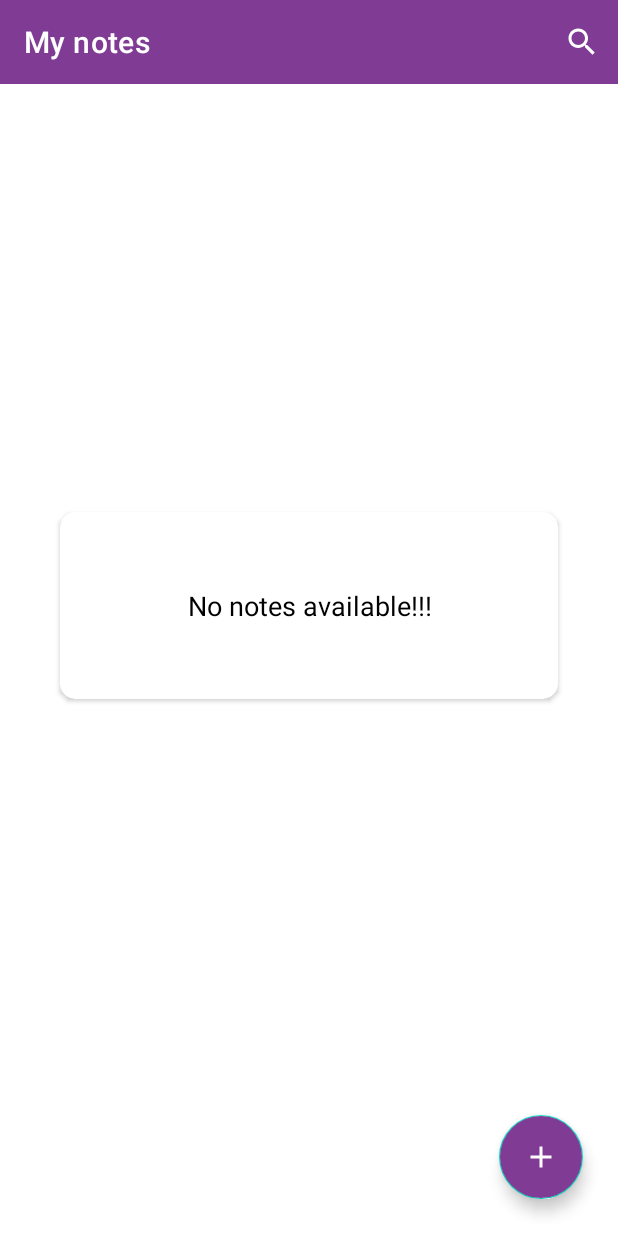
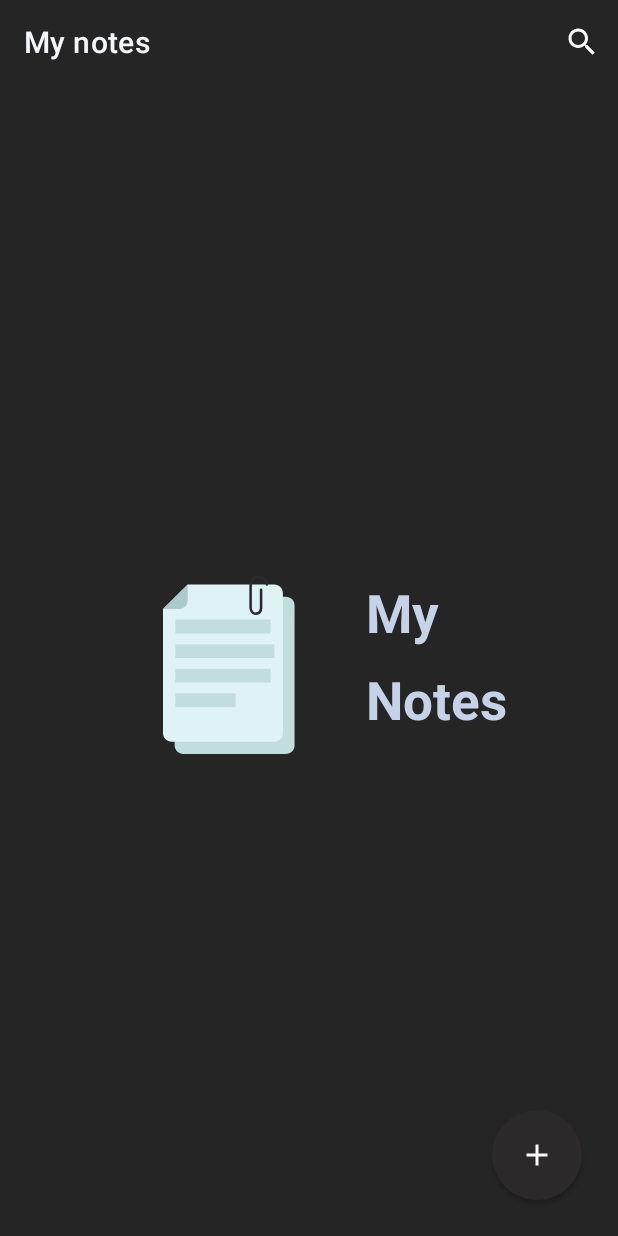
Before and after one commit to Sadulla-Dev/MyNotes, an Android app: the screen it shows after launch (MainActivity), on a phone screen of 412 x 824 dp. Run offline under Robolectric (Android 15) with nearby library versions, the light colour scheme and no system bars; our stand-ins replace Room's generated code.

Commit message:
added design and fixed problem

```diff
--- a/app/build.gradle
+++ b/app/build.gradle
@@ -65,6 +65,9 @@ dependencies {
     implementation "androidx.navigation:navigation-ui-ktx:2.3.5"
     implementation "androidx.navigation:navigation-dynamic-features-fragment:2.3.5"
 
+    //lottie animation
+    def lottieVersion = "3.4.0"
+    implementation "com.airbnb.android:lottie:$lottieVersion"
 
 
 }
--- a/app/src/main/java/com/intentsoft/mynotes/fragments/HomeFragment.kt
+++ b/app/src/main/java/com/intentsoft/mynotes/fragments/HomeFragment.kt
@@ -80,7 +80,7 @@ class HomeFragment : Fragment(R.layout.fragment_home), SearchView.OnQueryTextLis
         menu.clear()
         inflater.inflate(R.menu.home_menu, menu)
         val mMenuSearch = menu.findItem(R.id.menu_search).actionView as SearchView
-        mMenuSearch.isSubmitButtonEnabled = true
+        mMenuSearch.isSubmitButtonEnabled = false
         mMenuSearch.setOnQueryTextListener(this)
 
     }
--- a/app/src/main/java/com/intentsoft/mynotes/model/Note.kt
+++ b/app/src/main/java/com/intentsoft/mynotes/model/Note.kt
@@ -11,5 +11,6 @@ data class Note(
      @PrimaryKey(autoGenerate = true )
      val id: Int,
      val nateTitle: String,
-     val noteBody: String
+     val noteBody: String,
+     val noteTime: String,
 ): Parcelable
--- a/app/src/main/res/layout/activity_main.xml
+++ b/app/src/main/res/layout/activity_main.xml
@@ -12,6 +12,9 @@
         android:layout_width="match_parent"
         android:layout_height="wrap_content"
         android:background="?attr/colorPrimary"
+        app:title="My notes"
+        app:titleMargin="4dp"
+        app:titleTextColor="@color/Gray"
         android:minHeight="?attr/actionBarSize"
         android:theme="@style/CustomToolbarStyle"
         app:layout_constraintEnd_toEndOf="parent"
--- a/app/src/main/res/layout/fragment_home.xml
+++ b/app/src/main/res/layout/fragment_home.xml
@@ -5,24 +5,45 @@
     android:layout_width="match_parent"
     android:layout_height="match_parent"
     android:padding="8dp"
-    tools:context=".fragments.HomeFragment">
+    tools:context=".fragments.HomeFragment"
+    android:background="@color/colorPrimary">
 
-    <com.google.android.material.floatingactionbutton.FloatingActionButton
+
+
+    <androidx.cardview.widget.CardView
         android:id="@+id/fabAddNote"
-        android:layout_width="wrap_content"
-        android:layout_height="wrap_content"
+        android:layout_width="60dp"
+        android:layout_height="60dp"
+        android:layout_marginEnd="16dp"
+        android:layout_marginBottom="16dp"
+        android:backgroundTint="#2B2929"
+        app:cardCornerRadius="30dp"
         android:clickable="true"
-        android:src="@drawable/add_24"
-        android:backgroundTint="@color/colorPrimary"
-        android:background="@color/colorPrimary"
-        android:tintMode="@color/white"
+        app:cardElevation="2dp"
         app:layout_constraintBottom_toBottomOf="parent"
-        app:layout_constraintEnd_toEndOf="parent"
-        app:layout_constraintHorizontal_bias="0.954"
-        app:layout_constraintStart_toStartOf="parent"
-        app:layout_constraintTop_toTopOf="parent"
-        app:layout_constraintVertical_bias="0.976"
-        tools:ignore="MissingConstraints" />
+        app:layout_constraintEnd_toEndOf="parent">
+
+        <LinearLayout
+            android:layout_width="match_parent"
+            android:layout_height="match_parent"
+            android:gravity="center">
+
+            <ImageView
+                android:layout_width="wrap_content"
+                android:layout_height="wrap_content"
+                android:src="@drawable/add_24"
+                android:tintMode="@color/Gray"
+                tools:layout_editor_absoluteX="224dp"
+                tools:layout_editor_absoluteY="618dp" />
+        </LinearLayout>
+
+
+    </androidx.cardview.widget.CardView>
+
+
+
+
+
 
     <androidx.recyclerview.widget.RecyclerView
         android:id="@+id/recyclerView"
@@ -39,25 +60,63 @@
         android:layout_width="match_parent"
         android:layout_height="wrap_content"
         android:layout_gravity="center"
-        android:backgroundTint="@color/white"
-        android:elevation="10dp"
+        android:layout_margin="32dp"
+        android:backgroundTint="@color/colorPrimary"
+        android:elevation="0dp"
         app:cardCornerRadius="10dp"
-        android:layout_margin="32dp"
         app:layout_behavior="@string/appbar_scrolling_view_behavior"
         app:layout_constraintBottom_toTopOf="@+id/fabAddNote"
         app:layout_constraintEnd_toEndOf="parent"
         app:layout_constraintStart_toStartOf="parent"
-        app:layout_constraintTop_toTopOf="parent">
+        app:layout_constraintTop_toTopOf="parent"
+        app:layout_constraintVertical_bias="0.585">
 
-        <TextView
-            android:id="@+id/tv_no_note_available"
-            android:layout_width="match_parent"
+
+        <LinearLayout
+            android:layout_width="wrap_content"
             android:layout_height="wrap_content"
-            android:gravity="center"
-            android:padding="50dp"
-            android:text="No notes available!!!"
-            android:textColor="@color/black"
-            android:textSize="18sp" />
+            android:orientation="horizontal"
+            android:layout_gravity="center_horizontal"
+            tools:ignore="MissingConstraints">
+
+
+            <com.airbnb.lottie.LottieAnimationView
+                android:id="@+id/animationView"
+                android:layout_width="170dp"
+                android:layout_height="193dp"
+                app:lottie_rawRes="@raw/note"
+                app:lottie_autoPlay="true"
+                app:lottie_loop="true"/>
+
+
+            <LinearLayout
+                android:layout_width="wrap_content"
+                android:layout_height="match_parent"
+                android:orientation="vertical"
+                android:gravity="center">
+
+                <TextView
+                    android:layout_width="wrap_content"
+                    android:layout_height="wrap_content"
+                    android:text="My"
+                    android:textStyle="bold"
+                    android:textColor="#C5D2E7"
+                    android:layout_gravity="start"
+                    android:layout_margin="5dp"
+                    android:textSize="35dp" />
+                <TextView
+                    android:layout_width="wrap_content"
+                    android:layout_height="wrap_content"
+                    android:textStyle="bold"
+                    android:text="Notes"
+                    android:textColor="#C5D2E7"
+                    android:layout_margin="5dp"
+                    android:layout_gravity="start"
+                    android:textSize="35dp" />
+            </LinearLayout>
+        </LinearLayout>
 
     </androidx.cardview.widget.CardView>
+
+
 </androidx.constraintlayout.widget.ConstraintLayout>
--- a/app/src/main/res/menu/home_menu.xml
+++ b/app/src/main/res/menu/home_menu.xml
@@ -7,5 +7,6 @@
         android:icon="@drawable/ic_search_black_24dp"
         android:title="Search"
         app:actionViewClass="android.widget.SearchView"
+
         app:showAsAction="ifRoom" />
 </menu>
--- a/app/src/main/res/menu/update_menu.xml
+++ b/app/src/main/res/menu/update_menu.xml
@@ -5,5 +5,6 @@
         android:id="@+id/menu_delete"
         app:showAsAction="ifRoom"
         android:title="Delete"
+        android:iconTint="@color/Gray"
         android:icon="@drawable/ic_delete"/>
 </menu>
--- a/app/src/main/res/values/colors.xml
+++ b/app/src/main/res/values/colors.xml
@@ -1,8 +1,8 @@
 <?xml version="1.0" encoding="utf-8"?>
 <resources>
-    <color name="colorPrimary">#803c94</color>
-    <color name="colorPrimaryDark">#803c94</color>
-    <color name="colorAccent">#936B9F</color>
+    <color name="colorPrimary">#252525</color>
+    <color name="colorPrimaryDark">#454545</color>
+    <color name="colorAccent">#565656</color>
     <color name="black">#FF000000</color>
     <color name="white">#FFFFFFFF</color>
     <color name="background_white">#EDE9E9</color>
```
Also changed, not shown: app/src/main/java/com/intentsoft/mynotes/adapter/NoteAdapter.kt (+11 -0 lines), app/src/main/java/com/intentsoft/mynotes/fragments/NewNoteFragment.kt (+14 -2 lines), app/src/main/java/com/intentsoft/mynotes/fragments/UpdateNoteFragment.kt (+14 -1 lines), app/src/main/res/drawable/card_view_bacground.xml (added, +8 -0 lines), app/src/main/res/drawable/ic_note.xml (added, +108 -0 lines), app/src/main/res/layout/fragment_new_note.xml (+8 -9 lines), app/src/main/res/layout/fragment_update_note.xml (+14 -5 lines), app/src/main/res/layout/note_layout_adapter.xml (+14 -3 lines), app/src/main/res/raw/note.json (added, +1 -0 lines).
